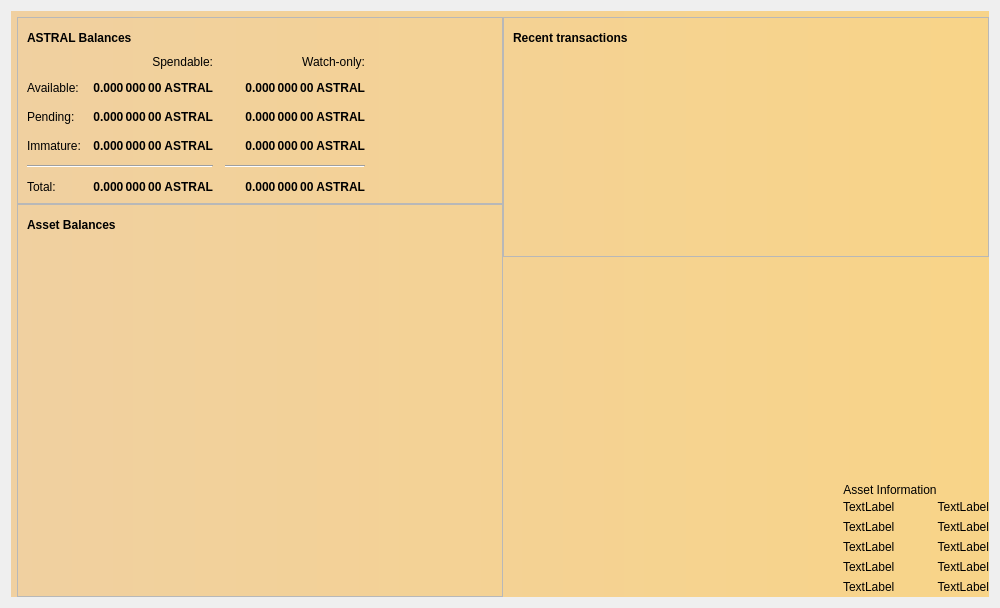
This is src/qt/forms/overviewpage.ui in opteron-coin/opteron as Qt 5 draws it before an edit. The edited form follows.
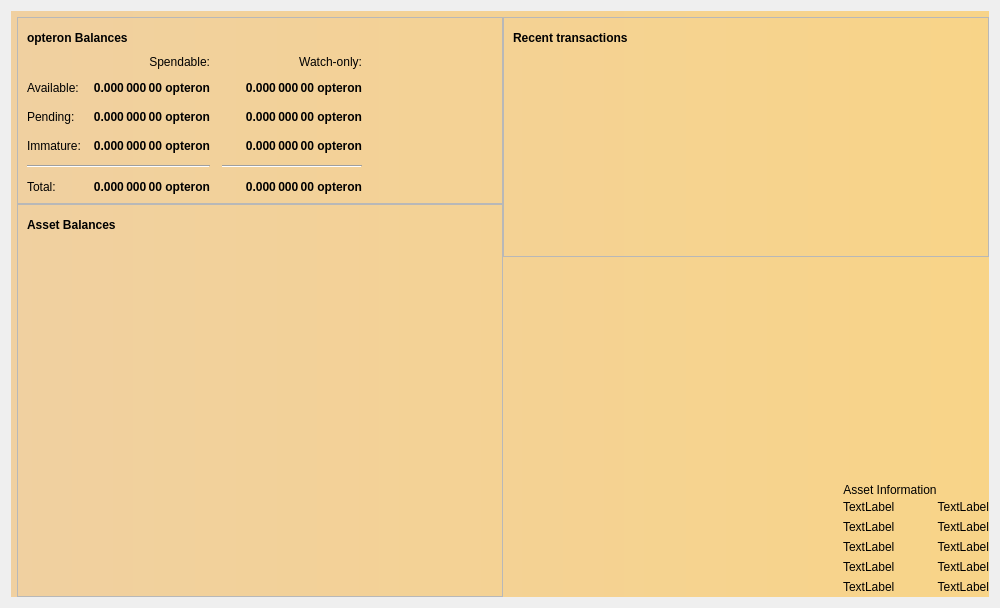
This is the edited form. Icons and pictures are not drawn.

```diff
--- a/src/qt/forms/overviewpage.ui
+++ b/src/qt/forms/overviewpage.ui
@@ -63,7 +63,7 @@
                </font>
               </property>
               <property name="text">
-               <string>ASTRAL Balances</string>
+               <string>opteron Balances</string>
               </property>
              </widget>
             </item>
@@ -135,7 +135,7 @@
                <string>Your current spendable balance</string>
               </property>
               <property name="text">
-               <string notr="true">0.000 000 00 ASTRAL</string>
+               <string notr="true">0.000 000 00 opteron</string>
               </property>
               <property name="alignment">
                <set>Qt::AlignRight|Qt::AlignTrailing|Qt::AlignVCenter</set>
@@ -167,7 +167,7 @@
                <string>Mined balance in watch-only addresses that has not yet matured</string>
               </property>
               <property name="text">
-               <string notr="true">0.000 000 00 ASTRAL</string>
+               <string notr="true">0.000 000 00 opteron</string>
               </property>
               <property name="alignment">
                <set>Qt::AlignRight|Qt::AlignTrailing|Qt::AlignVCenter</set>
@@ -219,7 +219,7 @@
                <string>Current total balance in watch-only addresses</string>
               </property>
               <property name="text">
-               <string notr="true">0.000 000 00 ASTRAL</string>
+               <string notr="true">0.000 000 00 opteron</string>
               </property>
               <property name="alignment">
                <set>Qt::AlignRight|Qt::AlignTrailing|Qt::AlignVCenter</set>
@@ -244,7 +244,7 @@
                <string>Total of transactions that have yet to be confirmed, and do not yet count toward the spendable balance</string>
               </property>
               <property name="text">
-               <string notr="true">0.000 000 00 ASTRAL</string>
+               <string notr="true">0.000 000 00 opteron</string>
               </property>
               <property name="alignment">
                <set>Qt::AlignRight|Qt::AlignTrailing|Qt::AlignVCenter</set>
@@ -269,7 +269,7 @@
                <string>Your current balance in watch-only addresses</string>
               </property>
               <property name="text">
-               <string notr="true">0.000 000 00 ASTRAL</string>
+               <string notr="true">0.000 000 00 opteron</string>
               </property>
               <property name="alignment">
                <set>Qt::AlignRight|Qt::AlignTrailing|Qt::AlignVCenter</set>
@@ -294,7 +294,7 @@
                <string>Unconfirmed transactions to watch-only addresses</string>
               </property>
               <property name="text">
-               <string notr="true">0.000 000 00 ASTRAL</string>
+               <string notr="true">0.000 000 00 opteron</string>
               </property>
               <property name="alignment">
                <set>Qt::AlignRight|Qt::AlignTrailing|Qt::AlignVCenter</set>
@@ -319,7 +319,7 @@
                <string>Mined balance that has not yet matured</string>
               </property>
               <property name="text">
-               <string notr="true">0.000 000 00 ASTRAL</string>
+               <string notr="true">0.000 000 00 opteron</string>
               </property>
               <property name="alignment">
                <set>Qt::AlignRight|Qt::AlignTrailing|Qt::AlignVCenter</set>
@@ -380,7 +380,7 @@
                <string>Your current total balance</string>
               </property>
               <property name="text">
-               <string notr="true">0.000 000 00 ASTRAL</string>
+               <string notr="true">0.000 000 00 opteron</string>
               </property>
               <property name="alignment">
                <set>Qt::AlignRight|Qt::AlignTrailing|Qt::AlignVCenter</set>
```
Left out of the diff: 6 changed lines with no effect on the pictures.
